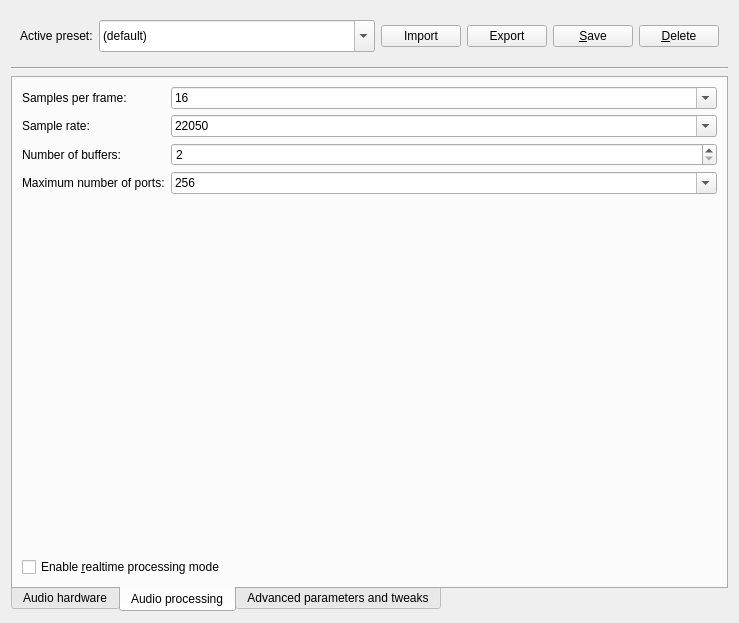
This is jackcontrol/jackpresetswidget.ui in 6676401088/jackcontrol as Qt 5 draws it before an edit. The edited form follows.
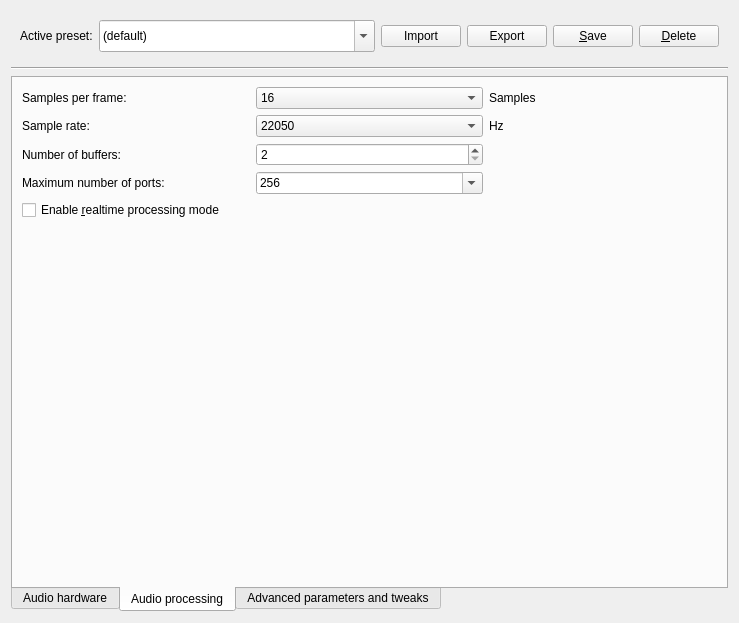
This is the edited form. The open tabs and pages were chosen to show the change. Icons and pictures are not drawn. Custom widgets are drawn as their Qt base class.

Patch:
```diff
--- a/jackcontrol/jackpresetswidget.ui
+++ b/jackcontrol/jackpresetswidget.ui
@@ -435,45 +435,17 @@
       <attribute name="title">
        <string>Audio processing</string>
       </attribute>
-      <layout class="QVBoxLayout" name="verticalLayout_5">
-       <property name="leftMargin">
-        <number>9</number>
-       </property>
-       <property name="topMargin">
-        <number>9</number>
-       </property>
-       <property name="rightMargin">
-        <number>9</number>
-       </property>
-       <property name="bottomMargin">
-        <number>9</number>
-       </property>
+      <layout class="QVBoxLayout" name="verticalLayout_3">
        <item>
-        <layout class="QFormLayout" name="formLayout_3">
-         <item row="0" column="0">
-          <widget class="QLabel" name="FramesTextLabel">
-           <property name="font">
-            <font>
-             <weight>50</weight>
-             <bold>false</bold>
-            </font>
+        <layout class="QGridLayout" name="gridLayout">
+         <item row="3" column="1">
+          <widget class="QComboBox" name="maximumNumberOfPortsComboBox">
+           <property name="minimumSize">
+            <size>
+             <width>60</width>
+             <height>0</height>
+            </size>
            </property>
-           <property name="text">
-            <string>Samples per frame:</string>
-           </property>
-           <property name="alignment">
-            <set>Qt::AlignLeading|Qt::AlignLeft|Qt::AlignVCenter</set>
-           </property>
-           <property name="wordWrap">
-            <bool>false</bool>
-           </property>
-           <property name="buddy">
-            <cstring>FramesComboBox</cstring>
-           </property>
-          </widget>
-         </item>
-         <item row="0" column="1">
-          <widget class="QComboBox" name="FramesComboBox">
            <property name="font">
             <font>
              <weight>50</weight>
@@ -486,21 +458,9 @@
            <property name="editable">
             <bool>true</bool>
            </property>
-           <item>
-            <property name="text">
-             <string>16</string>
-            </property>
-           </item>
-           <item>
-            <property name="text">
-             <string>32</string>
-            </property>
-           </item>
-           <item>
-            <property name="text">
-             <string>64</string>
-            </property>
-           </item>
+           <property name="currentIndex">
+            <number>1</number>
+           </property>
            <item>
             <property name="text">
              <string>128</string>
@@ -561,8 +521,110 @@
            </property>
           </widget>
          </item>
+         <item row="2" column="1">
+          <widget class="QSpinBox" name="numberOfBuffersSpinBox">
+           <property name="font">
+            <font>
+             <weight>50</weight>
+             <bold>false</bold>
+            </font>
+           </property>
+           <property name="toolTip">
+            <string>Number of periods in the hardware buffer</string>
+           </property>
+           <property name="minimum">
+            <number>2</number>
+           </property>
+           <property name="maximum">
+            <number>999</number>
+           </property>
+          </widget>
+         </item>
+         <item row="3" column="0">
+          <widget class="QLabel" name="PortMaxTextLabel">
+           <property name="font">
+            <font>
+             <weight>50</weight>
+             <bold>false</bold>
+            </font>
+           </property>
+           <property name="text">
+            <string>Maximum number of ports:</string>
+           </property>
+           <property name="alignment">
+            <set>Qt::AlignLeading|Qt::AlignLeft|Qt::AlignVCenter</set>
+           </property>
+           <property name="wordWrap">
+            <bool>false</bool>
+           </property>
+           <property name="buddy">
+            <cstring>maximumNumberOfPortsComboBox</cstring>
+           </property>
+          </widget>
+         </item>
+         <item row="0" column="1">
+          <widget class="QComboBox" name="samplesPerFrameComboBox">
+           <property name="font">
+            <font>
+             <weight>50</weight>
+             <bold>false</bold>
+            </font>
+           </property>
+           <property name="toolTip">
+            <string>Frames per period between process() calls</string>
+           </property>
+           <property name="editable">
+            <bool>false</bool>
+           </property>
+           <item>
+            <property name="text">
+             <string>16</string>
+            </property>
+           </item>
+           <item>
+            <property name="text">
+             <string>32</string>
+            </property>
+           </item>
+           <item>
+            <property name="text">
+             <string>64</string>
+            </property>
+           </item>
+           <item>
+            <property name="text">
+             <string>128</string>
+            </property>
+           </item>
+           <item>
+            <property name="text">
+             <string>256</string>
+            </property>
+           </item>
+           <item>
+            <property name="text">
+             <string>512</string>
+            </property>
+           </item>
+           <item>
+            <property name="text">
+             <string>1024</string>
+            </property>
+           </item>
+           <item>
+            <property name="text">
+             <string>2048</string>
+            </property>
+           </item>
+           <item>
+            <property name="text">
+             <string>4096</string>
+            </property>
+           </item>
+          </widget>
+         </item>
          <item row="1" column="1">
-          <widget class="QComboBox" name="SampleRateComboBox">
+          <widget class="QComboBox" name="sampleRateComboBox">
            <property name="font">
             <font>
              <weight>50</weight>
@@ -573,7 +635,7 @@
             <string>Sample rate in frames per second</string>
            </property>
            <property name="editable">
-            <bool>true</bool>
+            <bool>false</bool>
            </property>
            <item>
             <property name="text">
@@ -634,27 +696,8 @@
            </property>
           </widget>
          </item>
-         <item row="2" column="1">
-          <widget class="QSpinBox" name="PeriodsSpinBox">
-           <property name="font">
-            <font>
-             <weight>50</weight>
-             <bold>false</bold>
-            </font>
-           </property>
-           <property name="toolTip">
-            <string>Number of periods in the hardware buffer</string>
-           </property>
-           <property name="minimum">
-            <number>2</number>
-           </property>
-           <property name="maximum">
-            <number>999</number>
-           </property>
-          </widget>
-         </item>
-         <item row="3" column="0">
-          <widget class="QLabel" name="PortMaxTextLabel">
+         <item row="0" column="0">
+          <widget class="QLabel" name="FramesTextLabel">
            <property name="font">
             <font>
              <weight>50</weight>
@@ -662,7 +705,7 @@
             </font>
            </property>
            <property name="text">
-            <string>Maximum number of ports:</string>
+            <string>Samples per frame:</string>
            </property>
            <property name="alignment">
             <set>Qt::AlignLeading|Qt::AlignLeft|Qt::AlignVCenter</set>
@@ -675,68 +718,24 @@
            </property>
           </widget>
          </item>
-         <item row="3" column="1">
-          <widget class="QComboBox" name="PortMaxComboBox">
-           <property name="minimumSize">
-            <size>
-             <width>60</width>
-             <height>0</height>
-            </size>
+         <item row="0" column="2">
+          <widget class="QLabel" name="label_11">
+           <property name="text">
+            <string>Samples</string>
            </property>
-           <property name="font">
-            <font>
-             <weight>50</weight>
-             <bold>false</bold>
-            </font>
+          </widget>
+         </item>
+         <item row="1" column="2">
+          <widget class="QLabel" name="label_12">
+           <property name="text">
+            <string>Hz</string>
            </property>
-           <property name="toolTip">
-            <string>Maximum number of ports the JACK server can manage</string>
-           </property>
-           <property name="editable">
-            <bool>true</bool>
-           </property>
-           <property name="currentIndex">
-            <number>1</number>
-           </property>
-           <item>
-            <property name="text">
-             <string>128</string>
-            </property>
-           </item>
-           <item>
-            <property name="text">
-             <string>256</string>
-            </property>
-           </item>
-           <item>
-            <property name="text">
-             <string>512</string>
-            </property>
-           </item>
-           <item>
-            <property name="text">
-             <string>1024</string>
-            </property>
-           </item>
           </widget>
          </item>
         </layout>
        </item>
        <item>
-        <spacer name="verticalSpacer_2">
-         <property name="orientation">
-          <enum>Qt::Vertical</enum>
-         </property>
-         <property name="sizeHint" stdset="0">
-          <size>
-           <width>20</width>
-           <height>40</height>
-          </size>
-         </property>
-        </spacer>
-       </item>
-       <item>
-        <widget class="QCheckBox" name="RealtimeCheckBox">
+        <widget class="QCheckBox" name="enableRealtimeProcessingCheckBox">
          <property name="font">
           <font>
            <weight>50</weight>
@@ -757,6 +756,19 @@
          </property>
         </widget>
        </item>
+       <item>
+        <spacer name="verticalSpacer_2">
+         <property name="orientation">
+          <enum>Qt::Vertical</enum>
+         </property>
+         <property name="sizeHint" stdset="0">
+          <size>
+           <width>20</width>
+           <height>40</height>
+          </size>
+         </property>
+        </spacer>
+       </item>
       </layout>
      </widget>
      <widget class="QWidget" name="tabAdvancedParametersAndTweaks">
```
Left out of the diff: 42 changed lines with no effect on the pictures.
